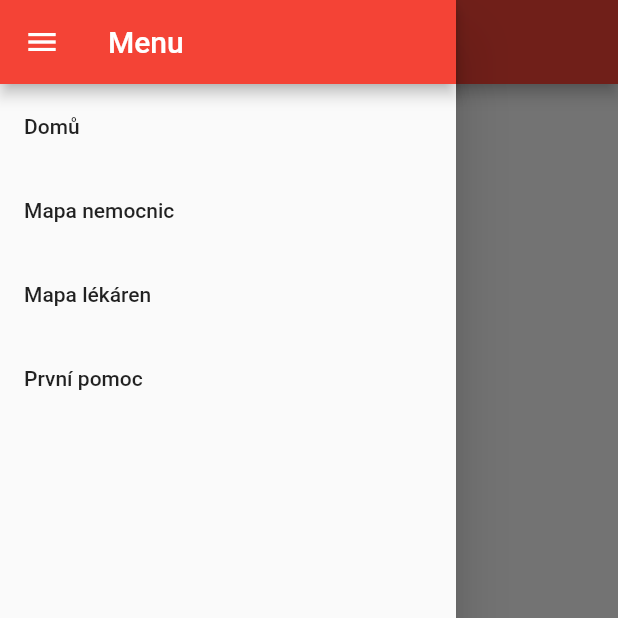
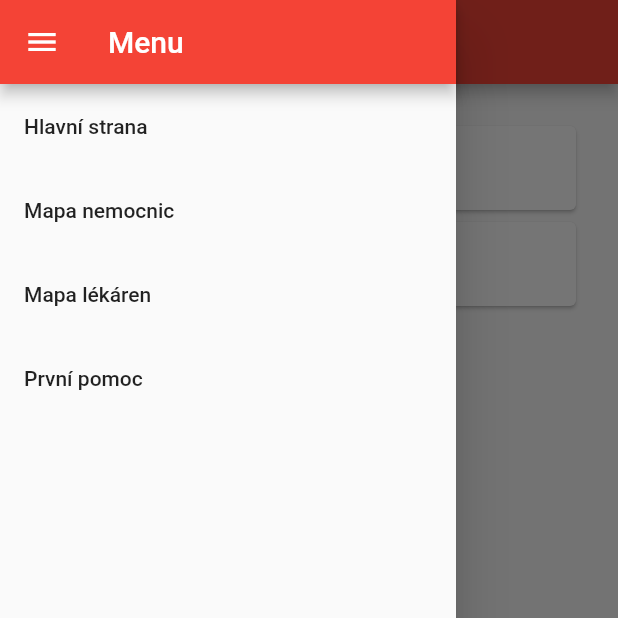
Before and after one commit to strihja1/zachranka, a Flutter app: the FirstAid screen opened by its route, with the side drawer open, on a phone screen of 412 x 824 dp, the top half of it. Run offline on Flutter 3.47's test engine with Material 2 defaults, Android fonts, the phone set to English and light mode, and no system bars; our stand-ins replace geolocator, google_maps_flutter; missing offline and left inert: call_number, geocoder, proximity_plugin; generated files the repository leaves out were written again.

Commit message:
Added suffocation first aid and proximity sensor

```diff
--- a/lib/main.dart
+++ b/lib/main.dart
@@ -4,6 +4,7 @@ import 'package:zachranka/pages/home.dart';
 import 'package:zachranka/pages/loading.dart';
 import 'package:zachranka/pages/map_of_drugstores.dart';
 import 'package:zachranka/pages/map_of_hospitals.dart';
+import 'package:zachranka/pages/suffocate.dart';
 import 'package:zachranka/pages/unconcious.dart';
 
 void main() => runApp(MaterialApp(
@@ -15,9 +16,6 @@ void main() => runApp(MaterialApp(
         '/map_of_drugstores': (context) => MapOfDrugstores(),
         '/first_aid': (context) => FirstAid(),
         '/unconscious': (context) => Unconsious(),
-        '/suffocate': (context) => FirstAid(),
-        '/bleeding': (context) => FirstAid(),
-        '/poisoning': (context) => FirstAid(),
-
+        '/suffocate': (context) => Suffocate(),
       },
     ));
--- a/lib/pages/drawer.dart
+++ b/lib/pages/drawer.dart
@@ -17,7 +17,7 @@ class _AppDrawerState extends State<AppDrawer> {
             backgroundColor: Colors.red,
           ),
           ListTile(
-            title: const Text('Domů'),
+            title: const Text('Hlavní strana'),
             onTap: () {
               Navigator.pushReplacementNamed(context, '/');
             },
--- a/lib/pages/first_aid.dart
+++ b/lib/pages/first_aid.dart
@@ -31,29 +31,21 @@ class _FirstAidState extends State<FirstAid> {
         child: ListView(
           padding: EdgeInsets.zero,
           children: <Widget>[
-            ListTile(
+            Card(
+              child: ListTile(
                 title: const Text('Bezvědomí'),
                 onTap: () {
                   Navigator.pushNamed(context, '/unconscious');
                 },
               ),
-            ListTile(
+            ),
+            Card(
+              child: ListTile(
                 title: const Text('Dušení'),
                 onTap: () {
                   Navigator.pushNamed(context, '/suffocate');
                 },
               ),
-            ListTile(
-              title: const Text('Krvácení'),
-              onTap: () {
-                Navigator.pushNamed(context, '/bleeding');
-              },
-            ),
-            ListTile(
-              title: const Text('Otrava'),
-              onTap: () {
-                Navigator.pushNamed(context, '/poisoning');
-              },
             ),
           ],
         ),
--- a/lib/pages/unconcious.dart
+++ b/lib/pages/unconcious.dart
@@ -20,6 +20,10 @@ class _UnconsiousState extends State<Unconsious> {
             crossAxisAlignment: CrossAxisAlignment.start,
             children: <Widget>[
               Text("Je stav, kdy postižený nereaguje na hlasité oslovení a jemné zatřesení rameny. Vždy dbejte na svoji vlastní bezpečnost, i bezpečnost postiženého"),
+              Center(child: Padding(
+                padding: const EdgeInsets.all(8.0),
+                child: Text("Pomoc při bezvědomí", style: TextStyle(fontSize:20, fontWeight: FontWeight.bold, ),),
+              )),
               _textWithPaddingAbove("1. Zprůchodněte dýchací cesty a zkontrolujte dýchání"),
               _textWithPaddingAbove("2. Zavolejte na tísňovou linku 155"),
               Center(child: Padding(
--- a/pubspec.yaml
+++ b/pubspec.yaml
@@ -33,6 +33,7 @@ dependencies:
   http: ^0.12.0+1
   json_serializable: ^2.0.2
   flutter_cache_manager: ^1.2.2
+  proximity_plugin: ^1.0.2
 
 dev_dependencies:
   pedantic: ^1.4.0
```
Also changed, not shown: lib/pages/home.dart (+45 -12 lines), lib/pages/suffocate.dart (added, +44 -0 lines), pubspec.lock. Lines whose indentation alone changed are shown as unchanged.
